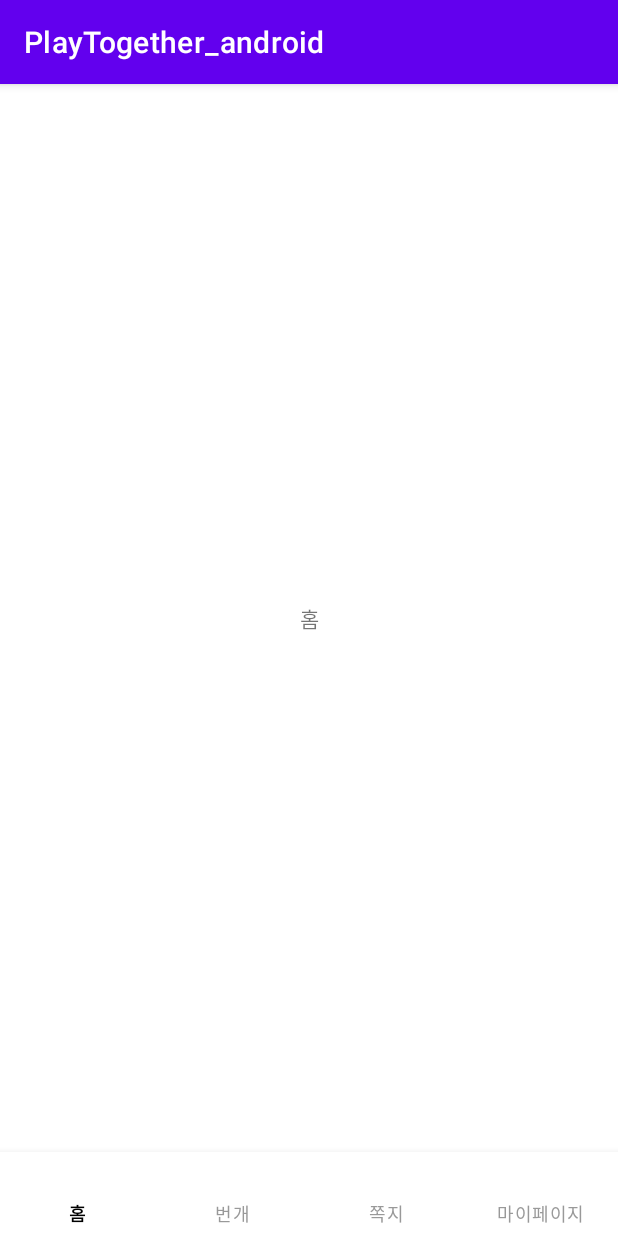
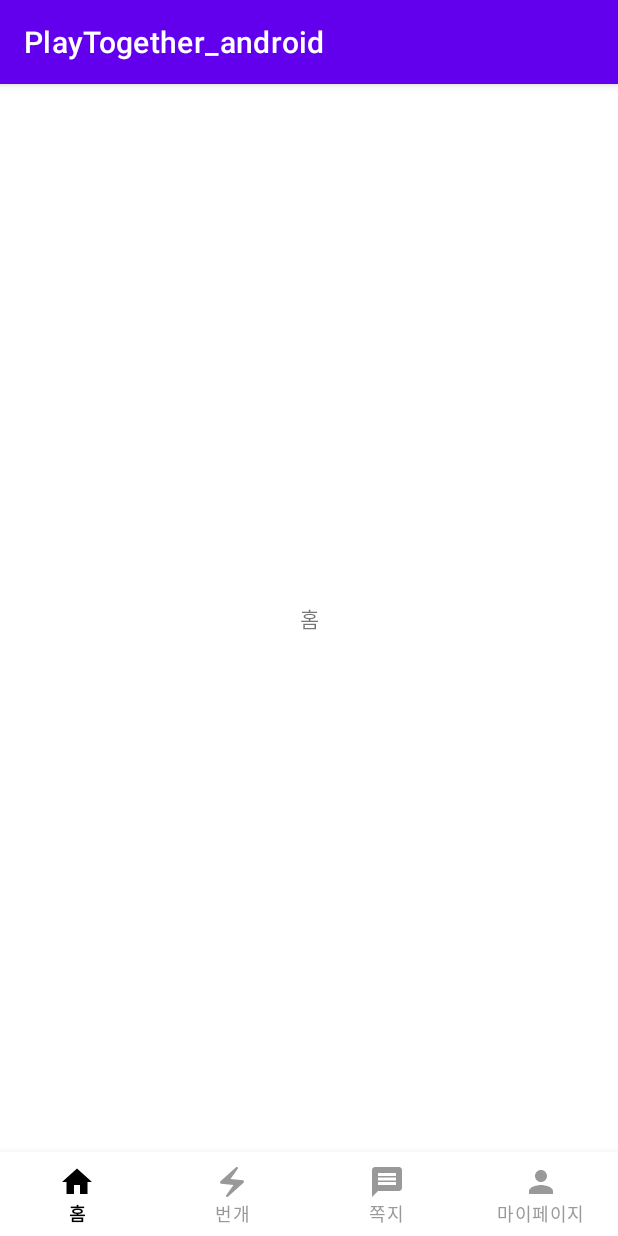
Before and after one commit to TEAM-PLAYTOGETHER/PlayTogether_Android, an Android app: the screen it shows after launch (MainActivity), on a phone screen of 412 x 824 dp. Run offline under Robolectric (Android 15) with nearby library versions, the phone set to English and light mode, and no system bars; our stand-ins replace data binding; 1 statement that could not run was skipped.

Commit message:
[FEAT] #3 - modify icon color

```diff
--- a/app/src/main/res/drawable/ic_baseline_electric_bolt_24.xml
+++ b/app/src/main/res/drawable/ic_baseline_electric_bolt_24.xml
@@ -5,6 +5,6 @@
     android:viewportHeight="24"
     android:tint="?attr/colorControlNormal">
   <path
-      android:fillColor="@android:color/white"
+      android:fillColor="@drawable/selector_nav_menu_icon"
       android:pathData="M14.69,2.21L4.33,11.49c-0.64,0.58 -0.28,1.65 0.58,1.73L13,14l-4.85,6.76c-0.22,0.31 -0.19,0.74 0.08,1.01h0c0.3,0.3 0.77,0.31 1.08,0.02l10.36,-9.28c0.64,-0.58 0.28,-1.65 -0.58,-1.73L11,10l4.85,-6.76c0.22,-0.31 0.19,-0.74 -0.08,-1.01l0,0C15.47,1.93 15,1.92 14.69,2.21z"/>
 </vector>
--- a/app/src/main/res/drawable/ic_baseline_home_24.xml
+++ b/app/src/main/res/drawable/ic_baseline_home_24.xml
@@ -5,6 +5,6 @@
     android:viewportHeight="24"
     android:tint="?attr/colorControlNormal">
   <path
-      android:fillColor="@android:color/white"
+      android:fillColor="@drawable/selector_nav_menu_icon"
       android:pathData="M10,20v-6h4v6h5v-8h3L12,3 2,12h3v8z"/>
 </vector>
--- a/app/src/main/res/drawable/ic_baseline_message_24.xml
+++ b/app/src/main/res/drawable/ic_baseline_message_24.xml
@@ -6,6 +6,6 @@
     android:tint="?attr/colorControlNormal"
     android:autoMirrored="true">
   <path
-      android:fillColor="@android:color/white"
+      android:fillColor="@drawable/selector_nav_menu_icon"
       android:pathData="M20,2L4,2c-1.1,0 -1.99,0.9 -1.99,2L2,22l4,-4h14c1.1,0 2,-0.9 2,-2L22,4c0,-1.1 -0.9,-2 -2,-2zM18,14L6,14v-2h12v2zM18,11L6,11L6,9h12v2zM18,8L6,8L6,6h12v2z"/>
 </vector>
--- a/app/src/main/res/drawable/ic_baseline_person_24.xml
+++ b/app/src/main/res/drawable/ic_baseline_person_24.xml
@@ -5,6 +5,6 @@
     android:viewportHeight="24"
     android:tint="?attr/colorControlNormal">
   <path
-      android:fillColor="@android:color/white"
+      android:fillColor="@drawable/selector_nav_menu_icon"
       android:pathData="M12,12c2.21,0 4,-1.79 4,-4s-1.79,-4 -4,-4 -4,1.79 -4,4 1.79,4 4,4zM12,14c-2.67,0 -8,1.34 -8,4v2h16v-2c0,-2.66 -5.33,-4 -8,-4z"/>
 </vector>
```
